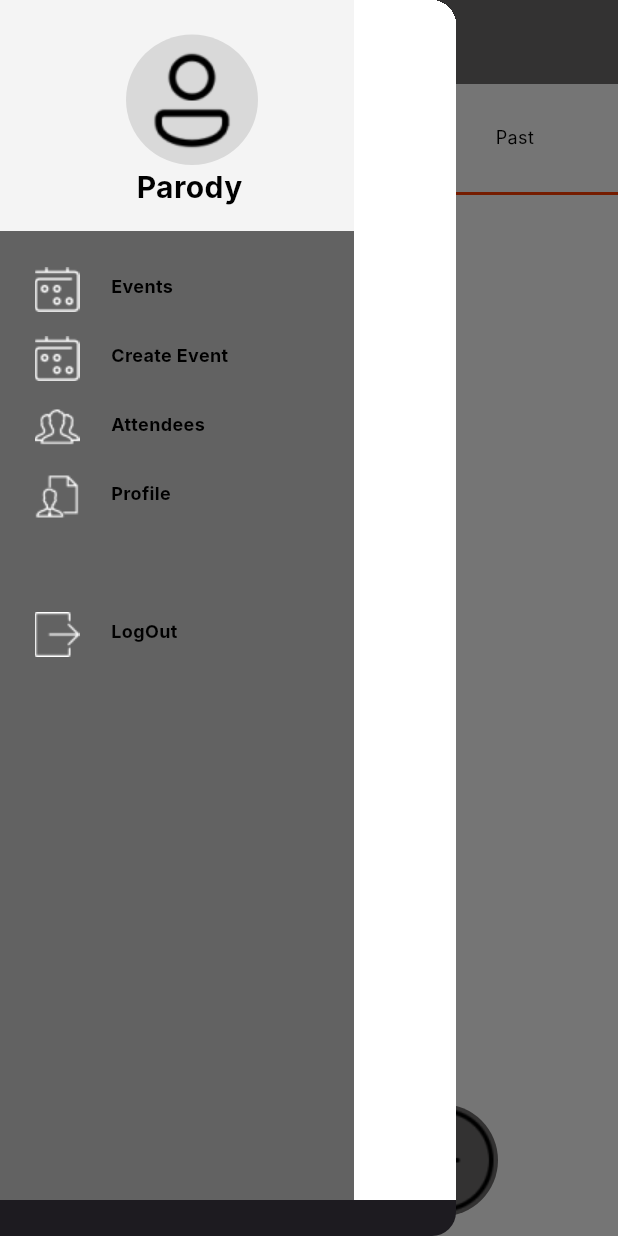
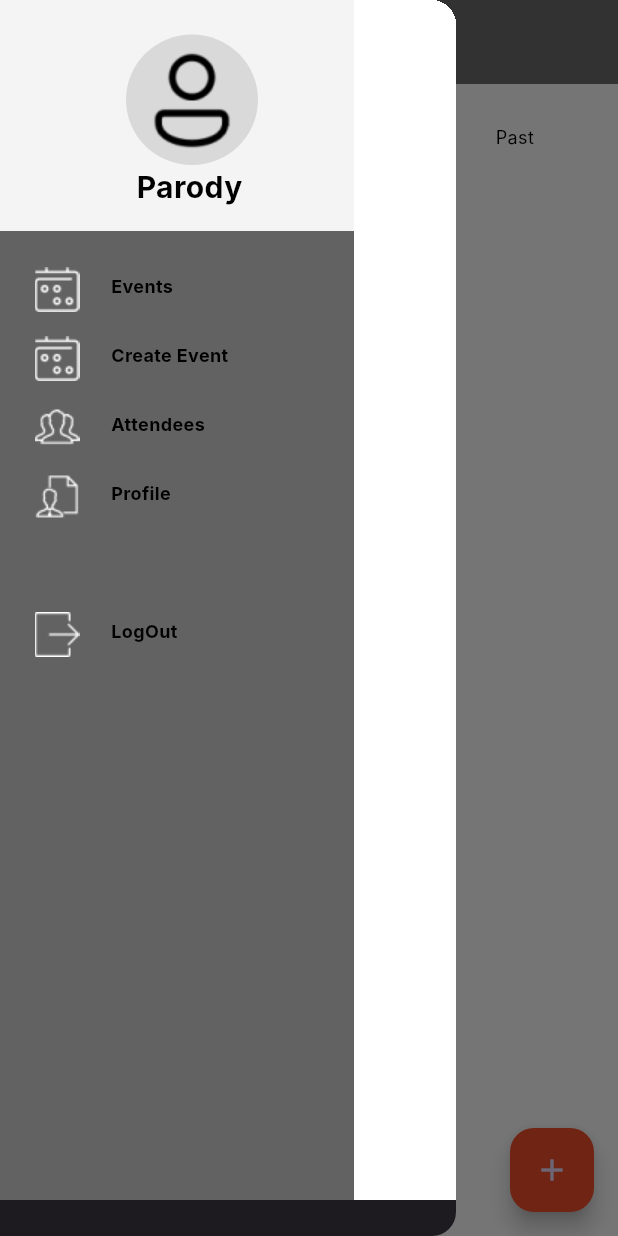
Before and after one commit to Kimutai004/tikiti, a Flutter app: the Home screen opened directly, with the side drawer open, on a phone screen of 412 x 824 dp. Run offline on Flutter 3.47's test engine with Material 3 defaults, Android fonts, the phone set to English and light mode, and no system bars; our stand-ins replace cloud_firestore, firebase_auth, firebase_core, geocoding, google_maps_flutter, image_picker and 1 more; missing offline and left inert: mpesa_flutter_plugin; accounts and stored records are empty; Roboto replaces fonts that are missing (Inter).

Commit message:
Routing to tabs

```diff
--- a/lib/admin-index.dart
+++ b/lib/admin-index.dart
@@ -1,6 +1,7 @@
 import 'package:cloud_firestore/cloud_firestore.dart';
 import 'package:firebase_auth/firebase_auth.dart';
 import 'package:flutter/material.dart';
+import 'package:intl/intl.dart';
 import 'package:tikiti/Event-tickets.dart';
 import 'package:tikiti/add-event.dart';
 import 'package:tikiti/login.dart';
@@ -11,7 +12,6 @@ void main() {
   runApp(const FigmaToCodeApp());
 }
 
-// Generated by: https://www.figma.com/community/plugin/842128343887142055/
 class FigmaToCodeApp extends StatelessWidget {
   const FigmaToCodeApp({super.key});
 
@@ -19,19 +19,20 @@ class FigmaToCodeApp extends StatelessWidget {
   Widget build(BuildContext context) {
     return MaterialApp(
       theme: ThemeData.dark().copyWith(
-        scaffoldBackgroundColor: const Color.fromARGB(255, 18, 32, 47),
+        scaffoldBackgroundColor: Color.fromARGB(255, 255, 255, 255),
       ),
       home: Home(),
     );
   }
 }
 
-class Home extends StatelessWidget {
+class Home extends StatefulWidget {
+  @override
+  _HomeState createState() => _HomeState();
+}
 
+class _HomeState extends State<Home> {
   String selectedTab = 'Live';
-
-
-
 
   @override
   Widget build(BuildContext context) {
@@ -304,30 +305,24 @@ class Home extends StatelessWidget {
           ],
         ),
       ),
-      body: ListView(
+      body: Column(
         children: [
-          Container(
-            width: 360,
-            height: 800,
-            clipBehavior: Clip.antiAlias,
-            decoration: const BoxDecoration(color: Colors.white),
-            child: Stack(
-              children: [
-
           Row(
             children: [
               Expanded(
                 child: GestureDetector(
                   onTap: () {
-                          // Handle Live section tap
+                    setState(() {
+                      selectedTab = 'Live';
+                    });
                   },
                   child: Container(
                     padding: const EdgeInsets.symmetric(vertical: 30),
-                          decoration: const BoxDecoration(
+                    decoration: BoxDecoration(
                       border: Border(
                         bottom: BorderSide(
                           width: 2,
-                                color: Color(0xFFFF3E01),
+                          color: selectedTab == 'Live' ? const Color(0xFFFF3E01) : Colors.transparent,
                         ),
                       ),
                     ),
@@ -348,15 +343,17 @@ class Home extends StatelessWidget {
               Expanded(
                 child: GestureDetector(
                   onTap: () {
-                          // Handle Upcoming section tap
+                    setState(() {
+                      selectedTab = 'Upcoming';
+                    });
                   },
                   child: Container(
                     padding: const EdgeInsets.symmetric(vertical: 30),
-                          decoration: const BoxDecoration(
+                    decoration: BoxDecoration(
                       border: Border(
                         bottom: BorderSide(
                           width: 2,
-                                color: Color(0xFFFF3E01),
+                          color: selectedTab == 'Upcoming' ? const Color(0xFFFF3E01) : Colors.transparent,
                         ),
                       ),
                     ),
@@ -377,15 +374,17 @@ class Home extends StatelessWidget {
               Expanded(
                 child: GestureDetector(
                   onTap: () {
-                          // Handle Past section tap
+                    setState(() {
+                      selectedTab = 'Past';
+                    });
                   },
                   child: Container(
                     padding: const EdgeInsets.symmetric(vertical: 30),
-                          decoration: const BoxDecoration(
+                    decoration: BoxDecoration(
                       border: Border(
                         bottom: BorderSide(
                           width: 2,
-                                color: Color(0xFFFF3E01),
+                          color: selectedTab == 'Past' ? const Color(0xFFFF3E01) : Colors.transparent,
                         ),
                       ),
                     ),
@@ -406,19 +405,54 @@ class Home extends StatelessWidget {
             ],
           ),
 
-                StreamBuilder<QuerySnapshot>(
-                stream: FirebaseFirestore.instance
+Expanded(
+  child: StreamBuilder<QuerySnapshot>(
+
+    stream: () {
+
+
+      DateTime now = DateTime.now();
+      String formattedNow = DateFormat('yyyy-MM-dd').format(now); // Formatting current date
+      if (selectedTab == 'Live') {
+        return FirebaseFirestore.instance
             .collection('events')
             .where('user_id', isEqualTo: userId)
-                  .snapshots(),
+            .where('start', isLessThanOrEqualTo: formattedNow)
+            .where('end', isGreaterThanOrEqualTo: formattedNow)
+            .snapshots();
+      } else if (selectedTab == 'Upcoming') {
+        return FirebaseFirestore.instance
+            .collection('events')
+            .where('user_id', isEqualTo: userId)
 
+            .where('start', isGreaterThan: formattedNow)
+            .snapshots();
+      } else if (selectedTab == 'Past') {
+        return FirebaseFirestore.instance
+            .collection('events')
+            .where('user_id', isEqualTo: userId)
+
+            .where('end', isLessThan: formattedNow)
+            .snapshots();
+      } else {
+        // Default case, can adjust based on requirements
+        return FirebaseFirestore.instance
+            .collection('events')
+            .where('user_id', isEqualTo: userId)
+            .snapshots();
+      }
+    }(),
     builder: (BuildContext context, AsyncSnapshot<QuerySnapshot> snapshot) {
       if (snapshot.hasError) {
-                  return const Text('Something went wrong');
+        return const Center(child: Text('Something went wrong'));
       }
 
       if (snapshot.connectionState == ConnectionState.waiting) {
-                  return const Text("Loading");
+        return const Center(child: CircularProgressIndicator());
+      }
+
+      if (!snapshot.hasData || snapshot.data!.docs.isEmpty) {
+        return const Center(child: Text('No events found'));
       }
 
       return ListView(
@@ -429,7 +463,7 @@ class Home extends StatelessWidget {
             onTap: () {
               Navigator.push(
                 context,
-                      MaterialPageRoute(builder: (context) => EventSummary(eventId: document.id,)),
+                MaterialPageRoute(builder: (context) => EventSummary(eventId: document.id)),
               );
             },
             child: Container(
@@ -438,25 +472,37 @@ class Home extends StatelessWidget {
               decoration: const BoxDecoration(color: Color.fromARGB(0, 0, 0, 0)),
               child: Row(
                 children: <Widget>[
-                        // New container for the image
                   Container(
                     width: 100,
                     height: 100,
-                        child: data['path'] != null ? Image.file(File(data['path'])) : Container(),
+                    child: data['path'] != null
+                        ? Image.file(File(data['path']))
+                        : Container(),
                   ),
-                        const SizedBox(width: 10), // Spacing between image and text
+                  const SizedBox(width: 10),
                   Column(
                     crossAxisAlignment: CrossAxisAlignment.start,
                     children: [
-                          Text(data['event_title'] ?? 'Default Title'),
-                          const SizedBox(height: 5), // Spacing between title and description
-                          Text(data['event_desc'] ?? 'Default Description'),
-                          const SizedBox(height: 5), // Spacing between description and date
-                          Text(data['start'] ?? 'Default Date'),
+                      Text(
+                        data['event_title'] ?? 'Default Title',
+                        style: TextStyle(
+                          color: Colors.black,
+                        ),
+                      ),
+                      const SizedBox(height: 5),
+                      Text(data['event_desc'] ?? 'Default Description',
+                      style: TextStyle(
+                          color: Colors.black,
+                        ),),
+
+                      const SizedBox(height: 5),
+                      Text(data['start'] ?? 'Default Date',
+                      style: TextStyle(
+                          color: Colors.black,
+                        ),),
                     ],
                   ),
                   const SizedBox(width: 10),
-                        // Add more fields as needed
                 ],
               ),
             ),
@@ -465,46 +511,20 @@ class Home extends StatelessWidget {
       );
     },
   ),
-
-                Positioned(
-                  left: 257,
-                  top: 680,
-                  child: Container(
-                    width: 75,
-                    height: 75,
-                    decoration: const ShapeDecoration(
-                      color: Color(0xFF706E6E),
-                      shape: OvalBorder(),
 ),
+        ],
       ),
-                ),
-                Positioned(
-                  left: 257,
-                  top: 680,
-                  child: GestureDetector(
-                    onTap: () {
+      floatingActionButton: FloatingActionButton(
+        onPressed: () {
           Navigator.push(
             context,
             MaterialPageRoute(builder: (context) => AddEvent()),
           );
         },
-                    child: Container(
-                      width: 75,
-                      height: 75,
-                      decoration: const BoxDecoration(
-                        image: DecorationImage(
-                          image: AssetImage("assets/Add (1).png"),
-                          fit: BoxFit.contain,
+        backgroundColor: Color.fromARGB(255, 245, 80, 44),
+        child: const Icon(Icons.add),
       ),
-                      ),
-                    ),
-                  ),
-                ),
-              ],
-            ),
-          ),
-        ],
-      ),
+      backgroundColor: Color.fromARGB(255, 255, 255, 255),
     );
   }
 }
```
Lines whose indentation alone changed are shown as unchanged.
